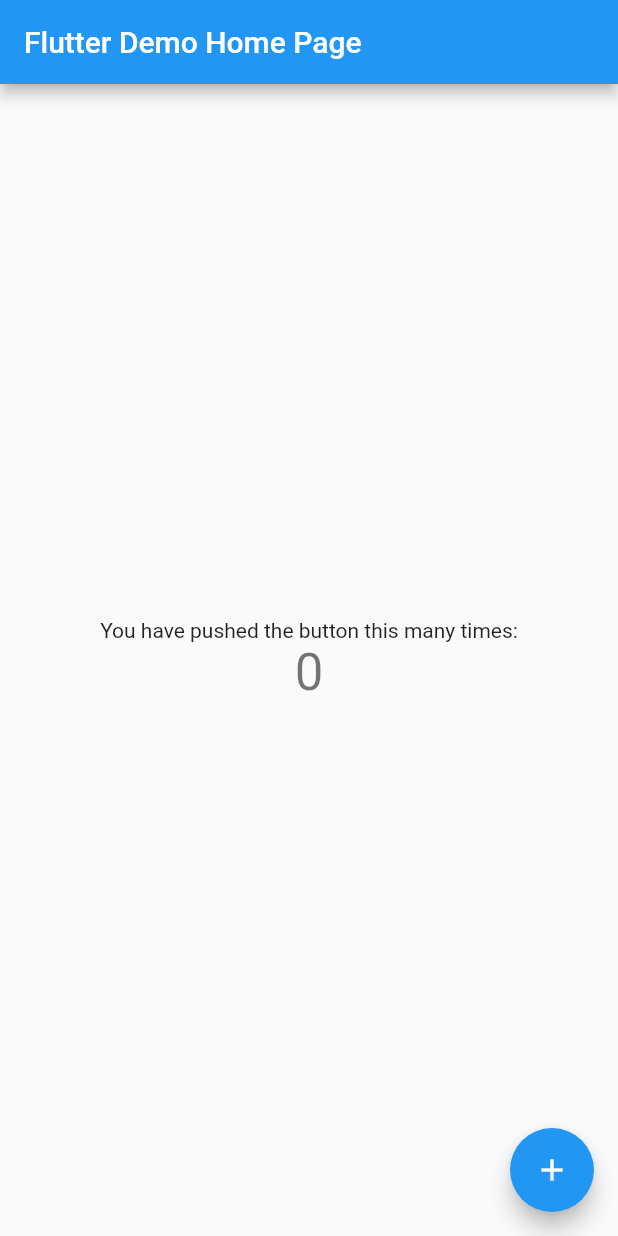
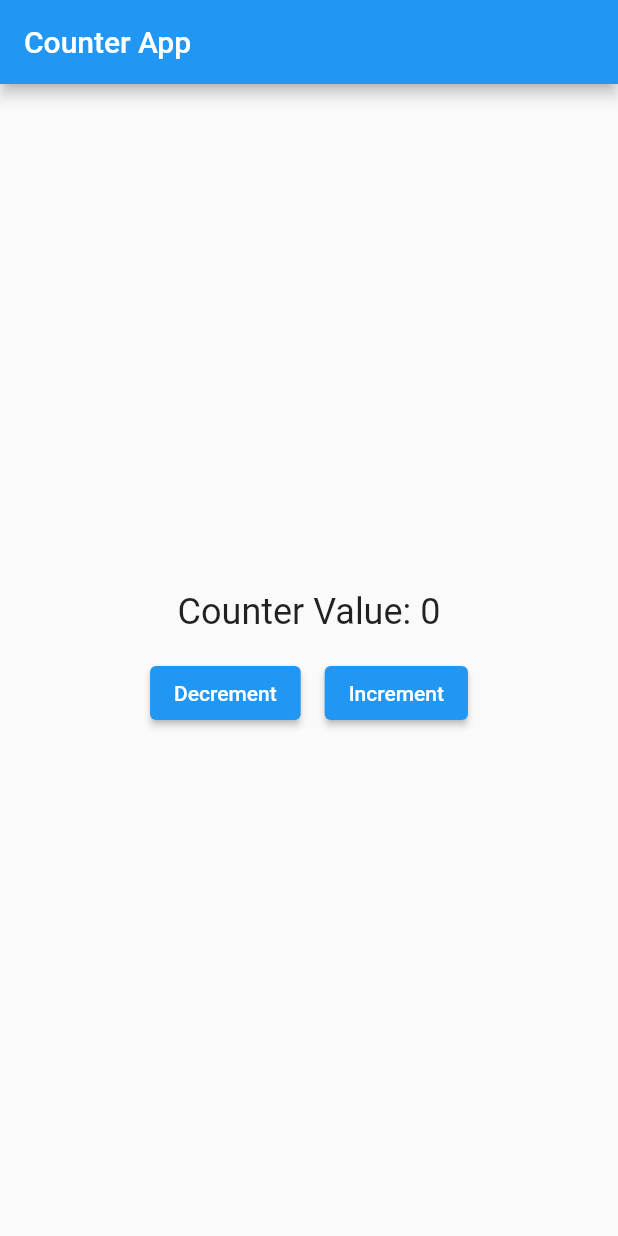
Before and after one commit to Hasibol-Hoda-Inu/testing, a Flutter app: the screen it shows after launch, on a phone screen of 412 x 824 dp. Run offline on Flutter 3.47's test engine with Material 2 defaults, Android fonts, the phone set to English and light mode, and no system bars.

```diff
--- a/lib/main.dart
+++ b/lib/main.dart
@@ -1,115 +1,116 @@
 import 'package:flutter/material.dart';
 
 void main() {
-  runApp(const MyApp());
+  runApp(MyApp());
 }
 
 class MyApp extends StatelessWidget {
-  const MyApp({super.key});
-
-  // This widget is the root of your application.
   @override
   Widget build(BuildContext context) {
     return MaterialApp(
-      title: 'Flutter Demo',
-      theme: ThemeData(
-        // This is the theme of your application.
-        //
-        // Try running your application with "flutter run". You'll see the
-        // application has a blue toolbar. Then, without quitting the app, try
-        // changing the primarySwatch below to Colors.green and then invoke
-        // "hot reload" (press "r" in the console where you ran "flutter run",
-        // or simply save your changes to "hot reload" in a Flutter IDE).
-        // Notice that the counter didn't reset back to zero; the application
-        // is not restarted.
-        primarySwatch: Colors.blue,
-      ),
-      home: const MyHomePage(title: 'Flutter Demo Home Page'),
+      home: CounterApp(),
     );
   }
 }
 
-class MyHomePage extends StatefulWidget {
-  const MyHomePage({super.key, required this.title});
-
-  // This widget is the home page of your application. It is stateful, meaning
-  // that it has a State object (defined below) that contains fields that affect
-  // how it looks.
-
-  // This class is the configuration for the state. It holds the values (in this
-  // case the title) provided by the parent (in this case the App widget) and
-  // used by the build method of the State. Fields in a Widget subclass are
-  // always marked "final".
-
-  final String title;
-
+class CounterApp extends StatefulWidget {
   @override
-  State<MyHomePage> createState() => _MyHomePageState();
+  _CounterAppState createState() => _CounterAppState();
 }
 
-class _MyHomePageState extends State<MyHomePage> {
-  int _counter = 0;
+class _CounterAppState extends State<CounterApp> {
+  int counter = 0;
 
   void _incrementCounter() {
     setState(() {
-      // This call to setState tells the Flutter framework that something has
-      // changed in this State, which causes it to rerun the build method below
-      // so that the display can reflect the updated values. If we changed
-      // _counter without calling setState(), then the build method would not be
-      // called again, and so nothing would appear to happen.
-      _counter++;
+      counter++;
+      if (counter == 5) {
+        showDialog(
+          context: context,
+          builder: (context) {
+            return AlertDialog(
+              title: Text('Counter value is 5!'),
+              actions: [
+                TextButton(
+                  onPressed: () {
+                    Navigator.of(context).pop();
+                  },
+                  child: Text('OK'),
+                ),
+              ],
+            );
+          },
+        );
+      } else if (counter == 10) {
+        Navigator.push(
+          context,
+          MaterialPageRoute(builder: (context) => SecondScreen()),
+        );
+      }
+    });
+  }
+
+  void _decrementCounter() {
+    setState(() {
+      counter--;
     });
   }
 
   @override
   Widget build(BuildContext context) {
-    // This method is rerun every time setState is called, for instance as done
-    // by the _incrementCounter method above.
-    //
-    // The Flutter framework has been optimized to make rerunning build methods
-    // fast, so that you can just rebuild anything that needs updating rather
-    // than having to individually change instances of widgets.
     return Scaffold(
       appBar: AppBar(
-        // Here we take the value from the MyHomePage object that was created by
-        // the App.build method, and use it to set our appbar title.
-        title: Text(widget.title),
+        title: Text('Counter App'),
       ),
       body: Center(
-        // Center is a layout widget. It takes a single child and positions it
-        // in the middle of the parent.
         child: Column(
-          // Column is also a layout widget. It takes a list of children and
-          // arranges them vertically. By default, it sizes itself to fit its
-          // children horizontally, and tries to be as tall as its parent.
-          //
-          // Invoke "debug painting" (press "p" in the console, choose the
-          // "Toggle Debug Paint" action from the Flutter Inspector in Android
-          // Studio, or the "Toggle Debug Paint" command in Visual Studio Code)
-          // to see the wireframe for each widget.
-          //
-          // Column has various properties to control how it sizes itself and
-          // how it positions its children. Here we use mainAxisAlignment to
-          // center the children vertically; the main axis here is the vertical
-          // axis because Columns are vertical (the cross axis would be
-          // horizontal).
           mainAxisAlignment: MainAxisAlignment.center,
-          children: <Widget>[
-            const Text(
-              'You have pushed the button this many times:',
+          children: [
+            Text(
+              'Counter Value: $counter',
+              style: TextStyle(fontSize: 24),
             ),
-            Text(
-              '$_counter',
-              style: Theme.of(context).textTheme.headlineMedium,
+            SizedBox(height: 16),
+            Row(
+              mainAxisAlignment: MainAxisAlignment.center,
+              children: [
+                Flexible(
+                  flex: 1,
+                  child: ElevatedButton(
+                    onPressed: _decrementCounter,
+                    child: Text('Decrement'),
+                  ),
+                ),
+                SizedBox(width: 16),
+                Flexible(
+                  flex: 2,
+                  child: ElevatedButton(
+                    onPressed: _incrementCounter,
+                    child: Text('Increment'),
+                  ),
+                ),
+              ],
             ),
           ],
         ),
       ),
-      floatingActionButton: FloatingActionButton(
-        onPressed: _incrementCounter,
-        tooltip: 'Increment',
-        child: const Icon(Icons.add),
-      ), // This trailing comma makes auto-formatting nicer for build methods.
     );
   }
 }
+
+class SecondScreen extends StatelessWidget {
+  @override
+  Widget build(BuildContext context) {
+    return Scaffold(
+      appBar: AppBar(
+        title: Text('Second Screen'),
+      ),
+      body: Center(
+        child: Text(
+          'Congratulations! You reached 10!',
+          style: TextStyle(fontSize: 24),
+        ),
+      ),
+    );
+  }
+}
```
